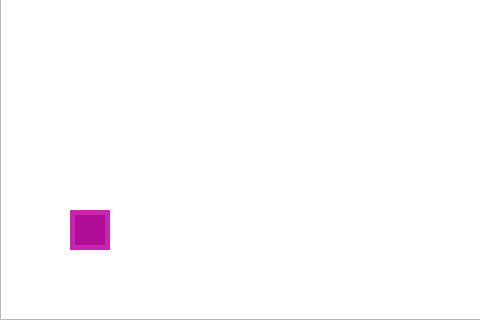
First picture: the form in gamemap.ui, repository KomandaB/-1, before the edit; both pictures show x 0 to 480 and y 400 to 720 of the 1280 by 720 pixel window.
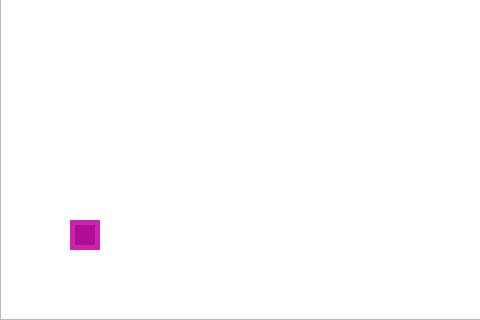
Second picture: the form after the edit. Icons and pictures are not drawn.

The edit to the form file:
```diff
--- a/gamemap.ui
+++ b/gamemap.ui
@@ -21,7 +21,7 @@
   </property>
   <property name="styleSheet">
    <string notr="true">QLabel{
-color: white;
+color: rgb(244, 188, 255);
 font: 6pt &quot;Press Start 2P&quot;;
 }
 QPushButton#toMenuBtn { 
@@ -43,10 +43,10 @@
  border-style: solid;
  border-width: 5px;
 border-color: rgb(202, 36, 174);
- max-width:30px;
- max-height:30px;
- min-width:30px;
- min-height:30px;
+ max-width:20px;
+ max-height:20px;
+ min-width:20px;
+ min-height:20px;
 color:white;
 }
 QPushButton:hover{
@@ -101,9 +101,9 @@
    <property name="geometry">
     <rect>
      <x>390</x>
-     <y>610</y>
-     <width>241</width>
-     <height>41</height>
+     <y>600</y>
+     <width>291</width>
+     <height>71</height>
     </rect>
    </property>
    <layout class="QGridLayout" name="gridLayout_2"/>
@@ -162,9 +162,9 @@
    <property name="geometry">
     <rect>
      <x>70</x>
-     <y>610</y>
-     <width>40</width>
-     <height>40</height>
+     <y>620</y>
+     <width>30</width>
+     <height>30</height>
     </rect>
    </property>
    <property name="styleSheet">
@@ -197,10 +197,10 @@
   <widget class="QLabel" name="label">
    <property name="geometry">
     <rect>
-     <x>120</x>
+     <x>110</x>
      <y>620</y>
-     <width>171</width>
-     <height>20</height>
+     <width>191</width>
+     <height>31</height>
     </rect>
    </property>
    <property name="text">
```
Left out of the diff: 2 changed lines with no effect on the pictures.
